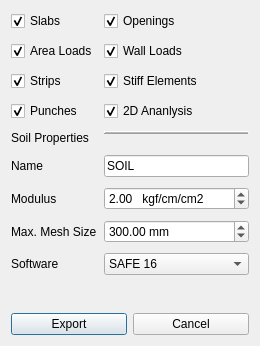
Qt form safe/punch/Resources/ui/safe_panel.ui (ebrahimraeyat/OSAFE) before a commit.
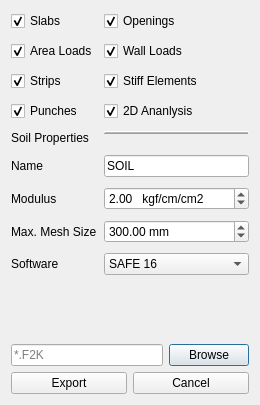
The same form after that commit. Icons and pictures are not drawn.

Commit message: Add filename browse in f2k output

```diff
--- a/safe/punch/Resources/ui/safe_panel.ui
+++ b/safe/punch/Resources/ui/safe_panel.ui
@@ -7,7 +7,7 @@
     <x>0</x>
     <y>0</y>
     <width>260</width>
-    <height>346</height>
+    <height>405</height>
    </rect>
   </property>
   <property name="windowTitle">
@@ -218,6 +218,30 @@
      </item>
     </layout>
    </item>
+   <item>
+    <layout class="QHBoxLayout" name="horizontalLayout_2">
+     <item>
+      <widget class="QLineEdit" name="filename">
+       <property name="inputMask">
+        <string/>
+       </property>
+       <property name="text">
+        <string/>
+       </property>
+       <property name="placeholderText">
+        <string>*.F2K</string>
+       </property>
+      </widget>
+     </item>
+     <item>
+      <widget class="QPushButton" name="browse">
+       <property name="text">
+        <string>Browse</string>
+       </property>
+      </widget>
+     </item>
+    </layout>
+   </item>
    <item>
     <layout class="QHBoxLayout" name="horizontalLayout">
      <item>
```
The commit also changes 2 other files.
